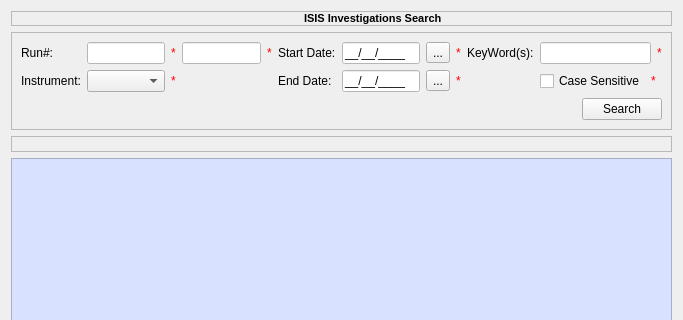
Qt form Code/Mantid/MantidQt/MantidWidgets/inc/MantidQtMantidWidgets/ICatSearch.ui (mantidproject/mantid) before a commit; both pictures show x 0 to 683 and y 0 to 320 of the 683 by 465 pixel window.
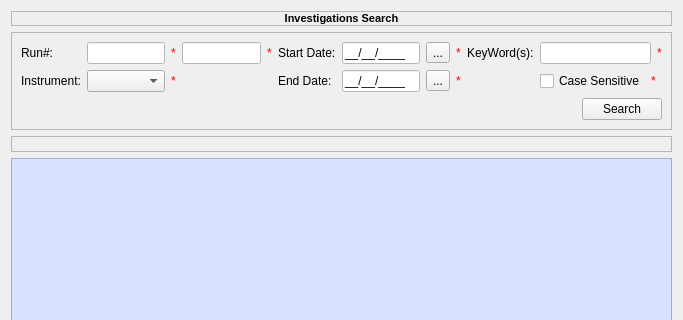
The same form after that commit. Icons and pictures are not drawn.

Commit message:
Refs #3975 -- Updated ICATSearch form
Replaced hard coded ISIS Investigation Search with Investigation Search; Center aligned label content in basic search and advanced search

What changed in the file:
```diff
--- a/Code/Mantid/MantidQt/MantidWidgets/inc/MantidQtMantidWidgets/ICatSearch.ui
+++ b/Code/Mantid/MantidQt/MantidWidgets/inc/MantidQtMantidWidgets/ICatSearch.ui
@@ -21,15 +21,18 @@
      <property name="frameShadow" >
       <enum>QFrame::Sunken</enum>
      </property>
-     <property name="text" >
-      <string>&lt;!DOCTYPE HTML PUBLIC "-//W3C//DTD HTML 4.0//EN" "http://www.w3.org/TR/REC-html40/strict.dtd">
-&lt;html>&lt;head>&lt;meta name="qrichtext" content="1" />&lt;style type="text/css">
+     <property name="text">
+      <string>&lt;!DOCTYPE HTML PUBLIC &quot;-//W3C//DTD HTML 4.0//EN&quot; &quot;http://www.w3.org/TR/REC-html40/strict.dtd&quot;&gt;
+&lt;html&gt;&lt;head&gt;&lt;meta name=&quot;qrichtext&quot; content=&quot;1&quot; /&gt;&lt;style type=&quot;text/css&quot;&gt;
 p, li { white-space: pre-wrap; }
-&lt;/style>&lt;/head>&lt;body style=" font-family:'MS Shell Dlg 2'; font-size:8.25pt; font-weight:400; font-style:normal;">
-&lt;p style=" margin-top:0px; margin-bottom:0px; margin-left:0px; margin-right:0px; -qt-block-indent:0; text-indent:0px; font-size:8pt;">&lt;span style=" font-weight:600;">ISIS Investigations Search&lt;/span>&lt;/p>&lt;/body>&lt;/html></string>
+&lt;/style&gt;&lt;/head&gt;&lt;body style=&quot; font-family:'MS Shell Dlg 2'; font-size:8.25pt; font-weight:400; font-style:normal;&quot;&gt;
+&lt;p style=&quot; margin-top:0px; margin-bottom:0px; margin-left:0px; margin-right:0px; -qt-block-indent:0; text-indent:0px; font-size:8pt;&quot;&gt;&lt;span style=&quot; font-weight:600;&quot;&gt;Investigations Search&lt;/span&gt;&lt;/p&gt;&lt;/body&gt;&lt;/html&gt;</string>
      </property>
-     <property name="indent" >
-      <number>292</number>
+     <property name="alignment">
+      <set>Qt::AlignCenter</set>
+     </property>
+     <property name="indent">
+      <number>0</number>
      </property>
     </widget>
    </item>
```
Left out of the diff: 291 changed lines with no effect on the pictures. The commit also changes 1 other file.
